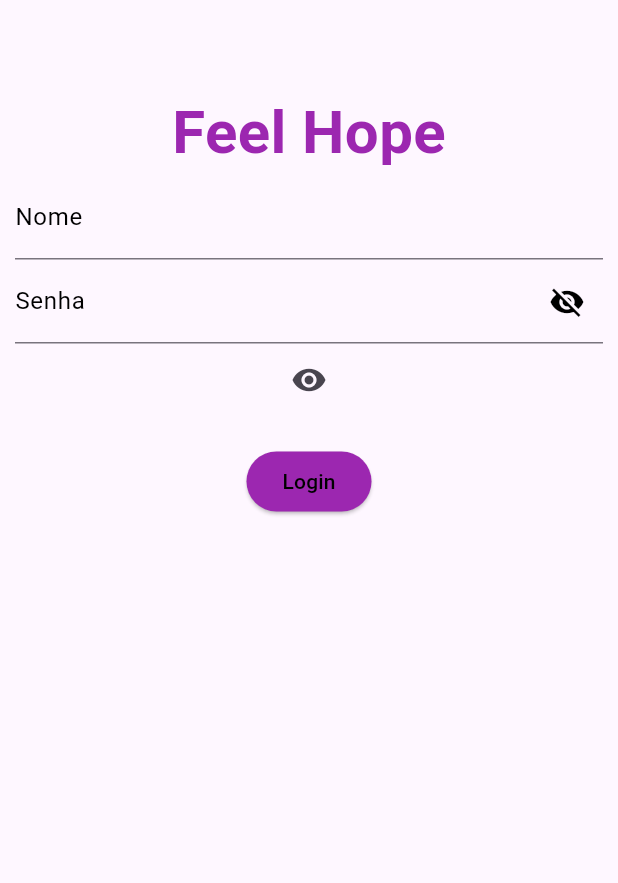
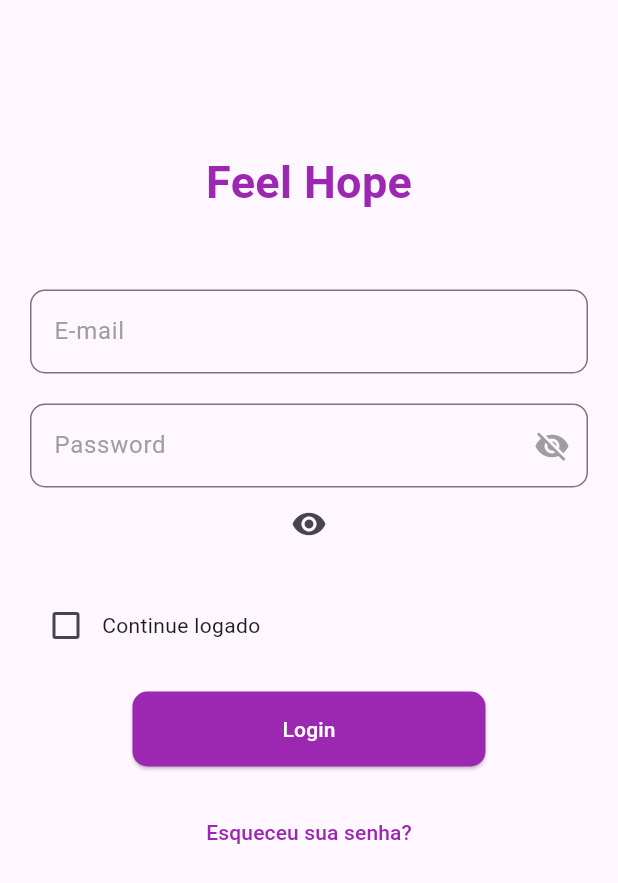
Before and after one commit to DaviTaiyo/FeelHope-FrontEnd, a Flutter app: the screen it shows after launch, on a phone screen of 412 x 824 dp. Shown: the top 883 px of the screen. Run offline on Flutter 3.47's test engine with Material 3 defaults, Android fonts, the light colour scheme and no system bars; our stand-ins replace dio; accounts and stored records are empty.

Commit message:
designerTelaLogin
Modificação no designer da tela de login

```diff
--- a/lib/presentation/views/loginScreen.dart
+++ b/lib/presentation/views/loginScreen.dart
@@ -9,45 +9,51 @@ class Loginscreen extends StatefulWidget {
 
 class _LoginscreenState extends State<Loginscreen> {
   final _usernameController = TextEditingController();
-
   final _passwordController = TextEditingController();
-
   bool showPassword = false;
 
   @override
   Widget build(BuildContext context) {
     return Scaffold(
       body: Padding(
-        padding: const EdgeInsets.all(10.0),
+        padding: const EdgeInsets.all(20.0),
         child: Column(
+          crossAxisAlignment: CrossAxisAlignment.center,
           children: [
             SizedBox(
-              height: 50,
+              height: 80,
             ),
             Text(
               "Feel Hope",
               style: TextStyle(
                   color: Colors.purple,
-                  fontSize: 40,
+                  fontSize: 30,
                   fontWeight: FontWeight.bold),
             ),
+            SizedBox(height: 50),
             TextField(
               controller: _usernameController,
-              decoration: InputDecoration(labelText: "Nome",
-              labelStyle: TextStyle(color: Colors.black),
+              decoration: InputDecoration(labelText: "E-mail",
+              labelStyle: TextStyle(color: Colors.grey),
+              border: OutlineInputBorder(
+                borderRadius: BorderRadius.circular(10.0)),
               ),
-              style: TextStyle(color: Colors.black),
             ),
 
+            SizedBox(height: 20),
             TextField(
               controller: _passwordController,
+              obscureText: !showPassword,
               decoration: InputDecoration(
-                labelText: "Senha",
-                labelStyle: TextStyle(color: Colors.black),
+                labelText: "Password",
+                labelStyle: TextStyle(color: Colors.grey),
+                border: OutlineInputBorder(borderRadius:
+                 BorderRadius.circular(10.0)
+                ),
                 suffixIcon: IconButton(
                   icon: Icon(
                     showPassword ? Icons.visibility : Icons.visibility_off,
-                    color: Colors.black,
+                    color: Colors.grey,
                   ),
                   onPressed: () {
                     setState(() {
@@ -56,8 +62,6 @@ class _LoginscreenState extends State<Loginscreen> {
                   },
                 ),
               ),
-              obscureText: !showPassword,
-              style: TextStyle(color: Colors.black),
             ),
             IconButton(
               icon: Icon(Icons.visibility),
@@ -70,8 +74,17 @@ class _LoginscreenState extends State<Loginscreen> {
             SizedBox(
               height: 20,
             ),
+            Row(
+              children: [
+                Checkbox(value: false, onChanged: (bool? value) {},
+              ),
+              Text("Continue logado"),
+            ],
+          ),
+          SizedBox(height: 20),
             ElevatedButton(
-              child: Text("Login", style: TextStyle(color: Colors.black),
+              child: Text("Login",
+               style: TextStyle(color: Colors.white),
               ),
               onPressed: () {
                 final loginState = Provider.of<LoginState>(context, listen: false);
@@ -80,11 +93,20 @@ class _LoginscreenState extends State<Loginscreen> {
 
               },
               style: ElevatedButton.styleFrom(
-                backgroundColor: Colors.purple
+                backgroundColor: Colors.purple,
+                padding: EdgeInsets.symmetric(horizontal: 100, vertical: 15),
+                shape: RoundedRectangleBorder(
+                  borderRadius: BorderRadius.circular(10.0),
+                )
               ),
               ),
 
 
+            SizedBox(height: 20),
+              TextButton(child:
+              Text("Esqueceu sua senha?", style: TextStyle(color: Colors.purple)),
+              onPressed: () {},
+            ),
               Consumer<LoginState>(builder: (context, state, child) {
                 if (state.user != null) {
                   return Text(
@@ -106,3 +128,8 @@ class _LoginscreenState extends State<Loginscreen> {
       );
   }
 }
+
+
+//style: TextStyle(color: Colors.black),
+//obscureText: !showPassword,
+              //style: TextStyle(color: Colors.black),
```
